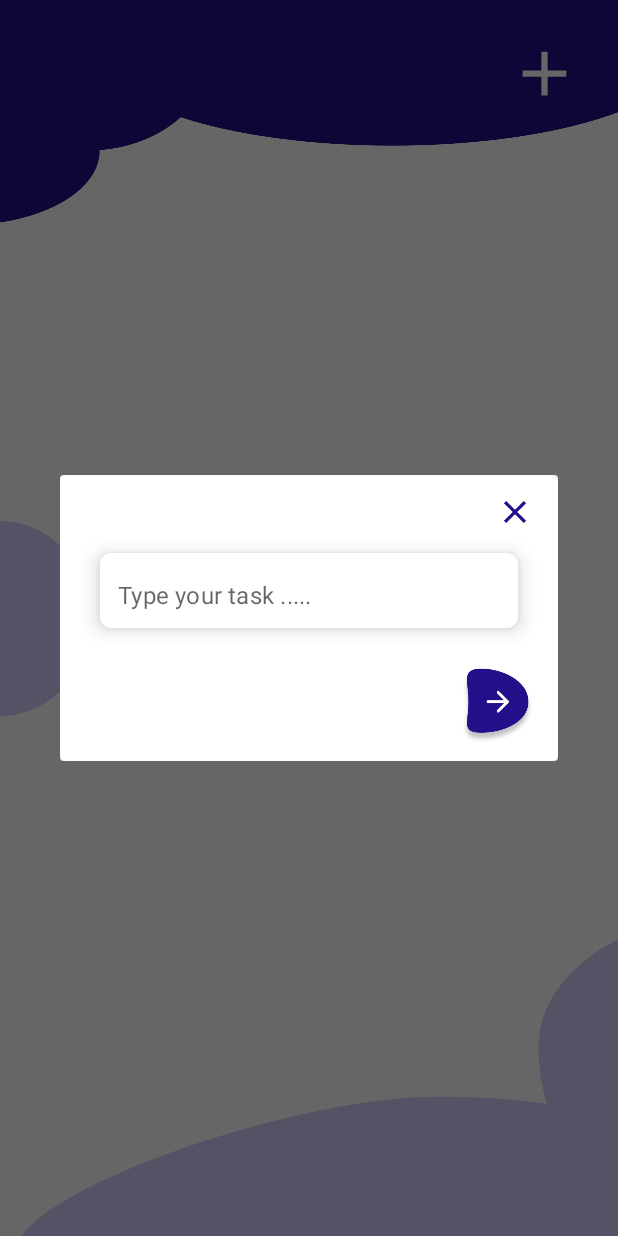
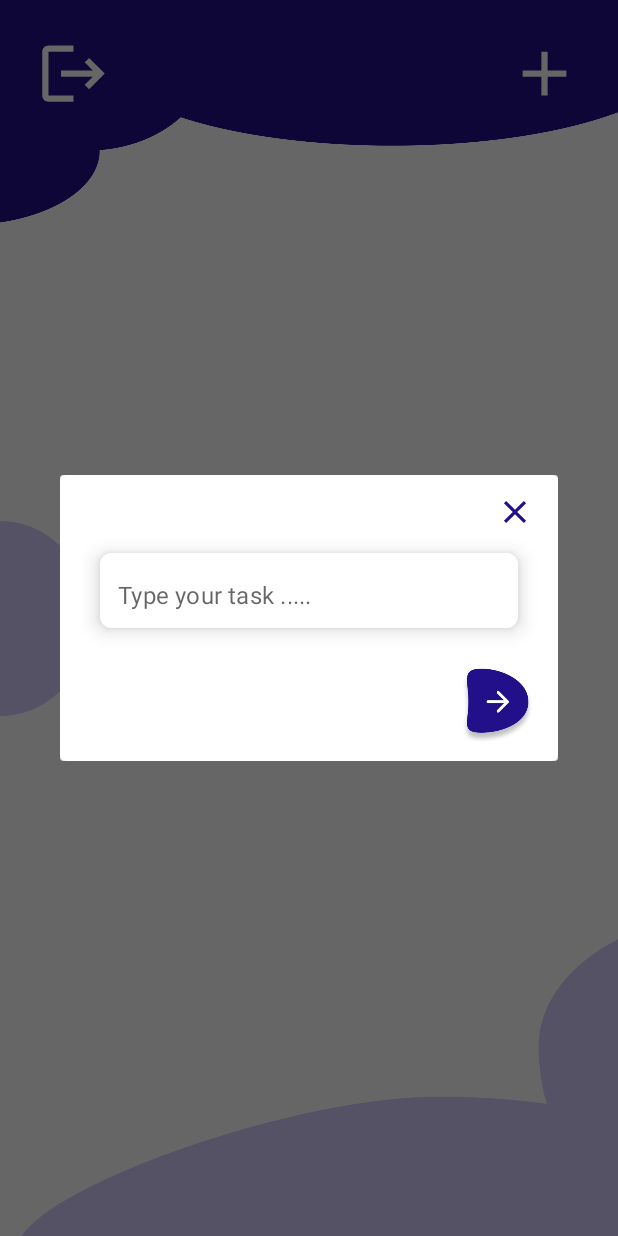
Before and after one commit to peaquyen/dome, an Android app: the HomeFragment screen opened through its navigation route, after a tap on an icon or button, on a phone screen of 412 x 824 dp. Run offline under Robolectric (Android 15) with nearby library versions, the phone set to English and light mode, and no system bars; our stand-ins replace Firebase (no records; nobody signed in at launch, a user with empty details on screens opened directly); 1 statement that could not run was skipped.

Commit message:
log out successfully.

```diff
--- /dev/null
+++ b/app/src/main/res/drawable/ic_baseline_logout_24.xml
@@ -0,0 +1,5 @@
+<vector xmlns:android="http://schemas.android.com/apk/res/android" android:autoMirrored="true" android:height="24dp" android:tint="#FFFFFF" android:viewportHeight="24" android:viewportWidth="24" android:width="24dp">
+
+    <path android:fillColor="@android:color/white" android:pathData="M17,7l-1.41,1.41L18.17,11H8v2h10.17l-2.58,2.58L17,17l5,-5zM4,5h8V3H4c-1.1,0 -2,0.9 -2,2v14c0,1.1 0.9,2 2,2h8v-2H4V5z"/>
+
+</vector>
--- a/app/src/main/res/layout/fragment_home.xml
+++ b/app/src/main/res/layout/fragment_home.xml
@@ -63,5 +63,15 @@
         app:layout_constraintStart_toStartOf="parent"
         app:layout_constraintTop_toBottomOf="@id/addTaskBtn" />
 
+    <ImageView
+        android:id="@+id/logoutBtn"
+        android:layout_width="50dp"
+        android:layout_height="50dp"
+        android:layout_marginTop="24dp"
+        android:layout_marginStart="24dp"
+        android:src="@drawable/ic_baseline_logout_24"
+        app:layout_constraintStart_toStartOf="parent"
+        app:layout_constraintTop_toTopOf="parent" />
+
 
 </androidx.constraintlayout.widget.ConstraintLayout>
--- a/app/src/main/res/navigation/main_nav_graph.xml
+++ b/app/src/main/res/navigation/main_nav_graph.xml
@@ -59,4 +59,11 @@
         android:name="com.github.peaquyen.dome.fragments.HomeFragment"
         android:label="fragment_home"
         tools:layout="@layout/fragment_home" />
+        <action
+            android:id="@+id/action_homeFragment_to_signInFragment"
+            app:destination="@id/signInFragment"
+            app:popUpTo="@id/homeFragment"
+            app:popUpToInclusive="true" />
+
+
 </navigation>
--- a/app/src/main/res/values-night/themes.xml
+++ b/app/src/main/res/values-night/themes.xml
@@ -11,6 +11,5 @@
         <item name="colorOnSecondary">@color/black</item>
         <!-- Status bar color. -->
         <item name="android:statusBarColor" tools:targetApi="l">?attr/colorPrimaryVariant</item>
-        <!-- Customize your theme here. -->
     </style>
 </resources>
--- a/app/src/main/res/values/themes.xml
+++ b/app/src/main/res/values/themes.xml
@@ -11,6 +11,5 @@
         <item name="colorOnSecondary">@color/black</item>
         <!-- Status bar color. -->
         <item name="android:statusBarColor" tools:targetApi="l">@color/secondary_color</item>
-        <!-- Customize your theme here. -->
     </style>
 </resources>
--- a/build.gradle
+++ b/build.gradle
@@ -4,9 +4,9 @@ buildscript {
     }
 }// Top-level build file where you can add configuration options common to all sub-projects/modules.
 plugins {
-    id 'com.android.application' version '7.2.1' apply false
-    id 'com.android.library' version '7.2.1' apply false
-    id 'org.jetbrains.kotlin.android' version '1.6.10' apply false
+    id 'com.android.application' version '7.4.2' apply false
+    id 'com.android.library' version '7.4.2' apply false
+    id 'org.jetbrains.kotlin.android' version '1.6.21' apply false
     id 'androidx.navigation.safeargs.kotlin' version '2.5.2' apply false
 }
 
```
Also changed, not shown: app/src/main/java/com/github/peaquyen/dome/fragments/HomeFragment.kt (+14 -0 lines), gradle/wrapper/gradle-wrapper.properties.
